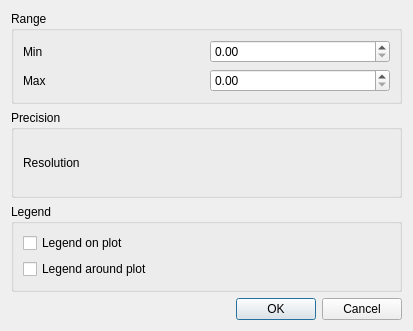
Qt form plotcontroldialog.ui (arntanguy/STS-simulator) before a commit.
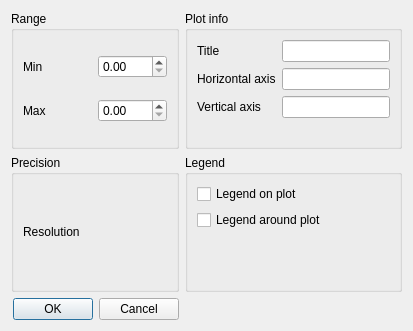
The same form after that commit. Custom widgets are drawn as their Qt base class.

What changed in the file:
```diff
--- a/plotcontroldialog.ui
+++ b/plotcontroldialog.ui
@@ -13,37 +13,8 @@
   <property name="windowTitle">
    <string>Dialog</string>
   </property>
-  <layout class="QVBoxLayout" name="verticalLayout">
-   <item>
-    <widget class="QGroupBox" name="groupBox">
-     <property name="title">
-      <string>Range</string>
-     </property>
-     <layout class="QGridLayout" name="gridLayout_2">
-      <item row="0" column="1">
-       <widget class="QDoubleSpinBox" name="minRangeValue"/>
-      </item>
-      <item row="0" column="0">
-       <widget class="QLabel" name="minRangeLabel">
-        <property name="text">
-         <string>Min</string>
-        </property>
-       </widget>
-      </item>
-      <item row="1" column="1">
-       <widget class="QDoubleSpinBox" name="maxRangeValue"/>
-      </item>
-      <item row="1" column="0">
-       <widget class="QLabel" name="maxRangeLabel">
-        <property name="text">
-         <string>Max</string>
-        </property>
-       </widget>
-      </item>
-     </layout>
-    </widget>
-   </item>
-   <item>
+  <layout class="QGridLayout" name="gridLayout">
+   <item row="1" column="0">
     <widget class="QGroupBox" name="groupBox_2">
      <property name="title">
       <string>Precision</string>
@@ -75,7 +46,85 @@
      </layout>
     </widget>
    </item>
-   <item>
+   <item row="0" column="1">
+    <widget class="QGroupBox" name="groupBox_4">
+     <property name="title">
+      <string>Plot info</string>
+     </property>
+     <layout class="QFormLayout" name="formLayout_2">
+      <item row="0" column="0">
+       <widget class="QLabel" name="label">
+        <property name="text">
+         <string>Title</string>
+        </property>
+       </widget>
+      </item>
+      <item row="0" column="1">
+       <widget class="QLineEdit" name="plotTitle"/>
+      </item>
+      <item row="1" column="0">
+       <widget class="QLabel" name="label_2">
+        <property name="text">
+         <string>Horizontal axis</string>
+        </property>
+       </widget>
+      </item>
+      <item row="1" column="1">
+       <widget class="QLineEdit" name="lineEdit"/>
+      </item>
+      <item row="2" column="0">
+       <widget class="QLabel" name="label_3">
+        <property name="text">
+         <string>Vertical axis</string>
+        </property>
+       </widget>
+      </item>
+      <item row="2" column="1">
+       <widget class="QLineEdit" name="lineEdit_2"/>
+      </item>
+     </layout>
+    </widget>
+   </item>
+   <item row="3" column="0">
+    <widget class="QDialogButtonBox" name="buttonBox">
+     <property name="orientation">
+      <enum>Qt::Horizontal</enum>
+     </property>
+     <property name="standardButtons">
+      <set>QDialogButtonBox::Cancel|QDialogButtonBox::Ok</set>
+     </property>
+    </widget>
+   </item>
+   <item row="0" column="0">
+    <widget class="QGroupBox" name="groupBox">
+     <property name="title">
+      <string>Range</string>
+     </property>
+     <layout class="QGridLayout" name="gridLayout_2">
+      <item row="1" column="0">
+       <widget class="QLabel" name="maxRangeLabel">
+        <property name="text">
+         <string>Max</string>
+        </property>
+       </widget>
+      </item>
+      <item row="0" column="1">
+       <widget class="QDoubleSpinBox" name="minRangeValue"/>
+      </item>
+      <item row="1" column="1">
+       <widget class="QDoubleSpinBox" name="maxRangeValue"/>
+      </item>
+      <item row="0" column="0">
+       <widget class="QLabel" name="minRangeLabel">
+        <property name="text">
+         <string>Min</string>
+        </property>
+       </widget>
+      </item>
+     </layout>
+    </widget>
+   </item>
+   <item row="1" column="1">
     <widget class="QGroupBox" name="groupBox_3">
      <property name="title">
       <string>Legend</string>
@@ -98,16 +147,6 @@
      </layout>
     </widget>
    </item>
-   <item>
-    <widget class="QDialogButtonBox" name="buttonBox">
-     <property name="orientation">
-      <enum>Qt::Horizontal</enum>
-     </property>
-     <property name="standardButtons">
-      <set>QDialogButtonBox::Cancel|QDialogButtonBox::Ok</set>
-     </property>
-    </widget>
-   </item>
   </layout>
  </widget>
  <customwidgets>
```
Left out of the diff: 19 changed lines with no effect on the pictures.
